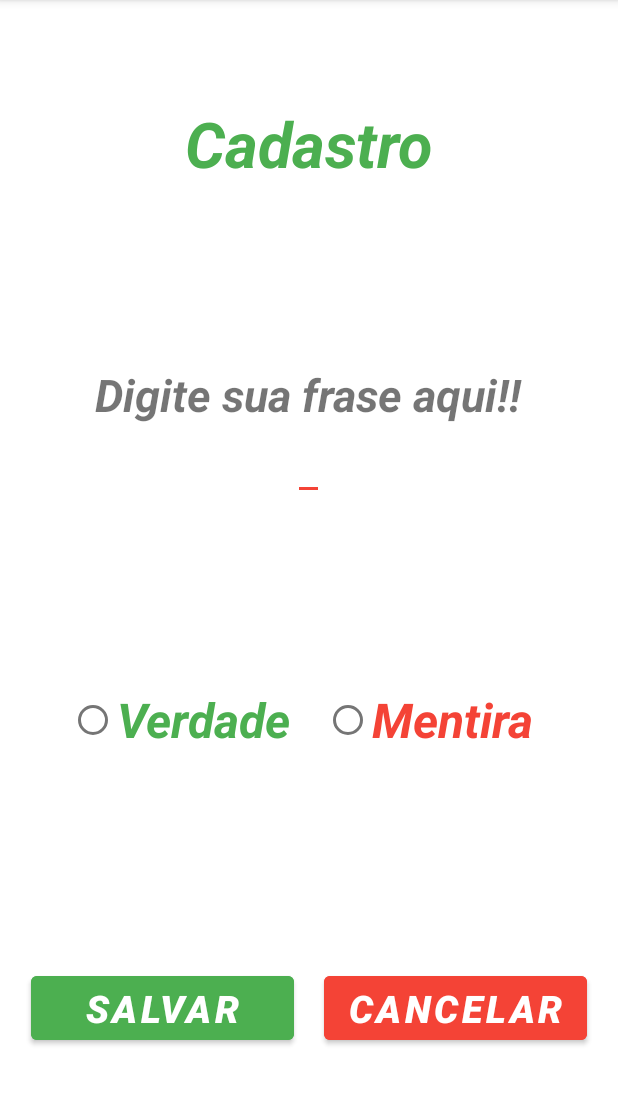
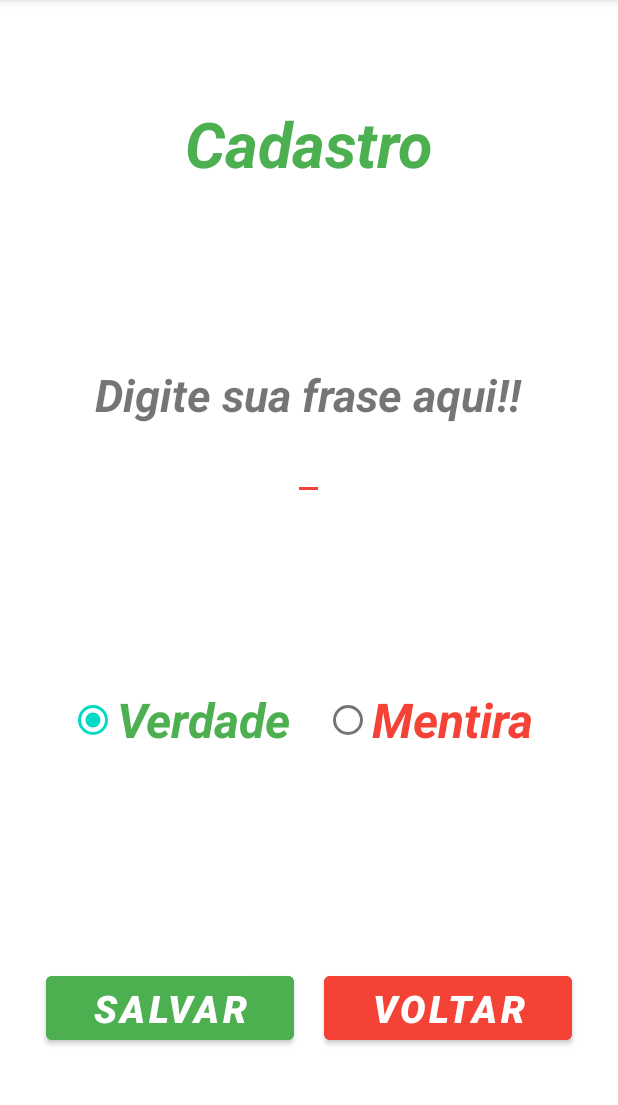
Before and after one commit to otanerifpb/FakeNews2, an Android app: the CadastroActivity screen opened directly, with no data from a screen before it, on a phone screen of 412 x 824 dp, the part 84-1189 px from its top. Run offline under Robolectric (Android 15) with nearby library versions, the phone set to English and light mode, and no system bars.

Commit message:
Atualização Cadastro das notícias Envio frase para o jogo

```diff
--- a/app/src/main/java/com/example/fakenews2/CadastroActivity.kt
+++ b/app/src/main/java/com/example/fakenews2/CadastroActivity.kt
@@ -15,7 +15,11 @@ class CadastroActivity : AppCompatActivity() {
     private lateinit var rbMentira: RadioButton
     private lateinit var btSalvar: Button
     private lateinit var btCancelar: Button
+    private var frases: MutableList<Frase>
 
+    init{
+        this.frases = mutableListOf()
+    }
 
     override fun onCreate(savedInstanceState: Bundle?) {
         super.onCreate(savedInstanceState)
@@ -31,6 +35,8 @@ class CadastroActivity : AppCompatActivity() {
 
         this.btSalvar.setOnClickListener({salvarCadastro()})
         this.btCancelar.setOnClickListener({cancelarCadastro()})
+
+        rbVerdade.isChecked = true
     }
 
 //    inner class ChangeRadioGroup: RadioGroup.OnCheckedChangeListener{
@@ -52,16 +58,19 @@ class CadastroActivity : AppCompatActivity() {
 //    }
 
     fun salvarCadastro() {
-
         val descricao = this.etFrase.text.toString()
         val estato = this.rbVerdade.isChecked
         val frase = Frase(descricao, estato)
+        frases.add(frase)
+
         val intent = Intent().apply {
             putExtra("FRASE", frase)
+           // putExtras("FRASE", frases)
         }
         setResult(RESULT_OK, intent)
+        this.etFrase.text.clear()
         Log.i("APP_LOG", "Cadastro salvo com sucesso")
-        //Toast.makeText(this, "Cadastro salvarCadastro", Toast.LENGTH_SHORT).show()
+        Toast.makeText(this, "Cadastro salvarCadastro", Toast.LENGTH_SHORT).show()
         finish()
     }
 
--- a/app/src/main/java/com/example/fakenews2/cadastro/Cadastro.kt
+++ b/app/src/main/java/com/example/fakenews2/cadastro/Cadastro.kt
@@ -34,9 +34,6 @@ class Cadastro() {
         return this.frases.size
     }
 
-//    fun get(): Any {
-//        return this.frases.random()
-//    }
    fun get(): Frase {
         return this.frases.random()
    }
--- a/app/src/main/res/layout/activity_cadastro.xml
+++ b/app/src/main/res/layout/activity_cadastro.xml
@@ -84,7 +84,7 @@
         <Button
             android:id="@+id/btSalvarCadastro"
             android:text="Salvar"
-            android:layout_width="175dp"
+            android:layout_width="165dp"
             android:layout_height="wrap_content"
             android:textSize = "25sp"
             android:backgroundTint="@color/green"
@@ -93,8 +93,8 @@
 
         <Button
             android:id="@+id/btCancelarCadastro"
-            android:text="Cancelar"
-            android:layout_width="175dp"
+            android:text="Voltar"
+            android:layout_width="165dp"
             android:layout_height="wrap_content"
             android:textSize = "25sp"
             android:backgroundTint="@color/red"
```
Also changed, not shown: app/src/main/java/com/example/fakenews2/MainActivity.kt (+4 -4 lines).
